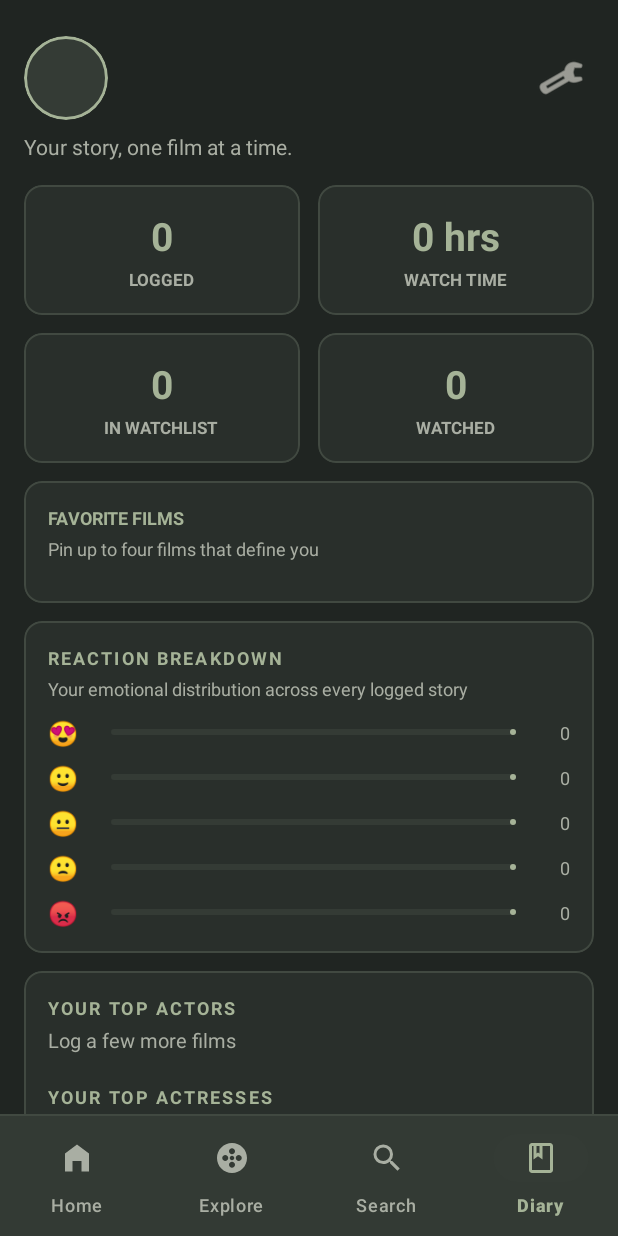
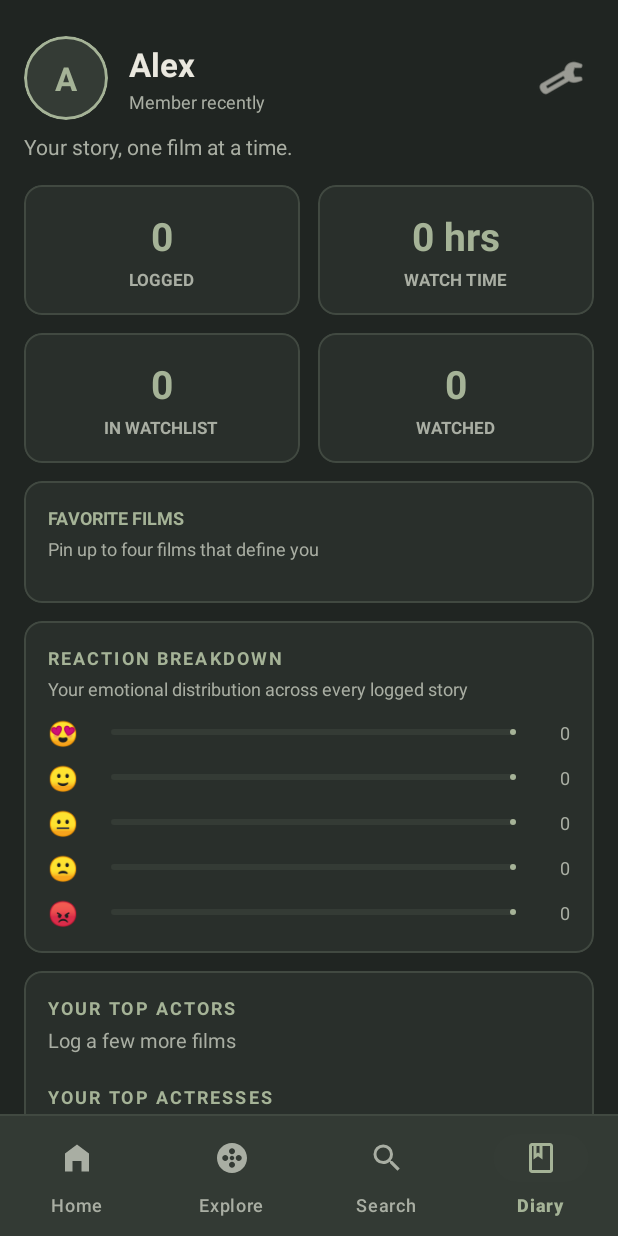
Before and after one commit to gurusainathp/Movieed, an Android app: the screen it shows after launch (MainActivity), item 4 of the bottom bar chosen, on a phone screen of 412 x 824 dp. Run offline under Robolectric (Android 15) with nearby library versions, the phone set to English and light mode, and no system bars; our stand-ins replace Room's generated code; pictures from the network do not load.

Commit message:
Update profile header, genre bubble visibility animation, and edit profile UI

```diff
--- a/app/src/main/AndroidManifest.xml
+++ b/app/src/main/AndroidManifest.xml
@@ -31,6 +31,10 @@
             android:name=".ui.person.PersonDetailsActivity"
             android:exported="false"
             android:theme="@style/Theme.Movieed" />
+        <activity
+            android:name=".ui.profile.EditProfileActivity"
+            android:exported="false"
+            android:theme="@style/Theme.Movieed" />
     </application>
 
 </manifest>
--- a/app/src/main/java/com/gurusainathp/movieed/data/local/dao/MovieLogDao.java
+++ b/app/src/main/java/com/gurusainathp/movieed/data/local/dao/MovieLogDao.java
@@ -38,4 +38,7 @@ public interface MovieLogDao {
     @Transaction
     @Query("SELECT * FROM movie_logs ORDER BY createdAt DESC, id DESC")
     LiveData<List<MovieLogWithDetails>> getAllLogsWithDetails();
+
+    @Query("SELECT MIN(createdAt) FROM movie_logs")
+    LiveData<Long> getFirstLogTimestamp();
 }
--- a/app/src/main/java/com/gurusainathp/movieed/data/repository/MovieRepository.java
+++ b/app/src/main/java/com/gurusainathp/movieed/data/repository/MovieRepository.java
@@ -44,6 +44,10 @@ public class MovieRepository {
 
     public LiveData<List<MovieLogWithDetails>> getAllLogsWithDetails() {
         return allLogsWithDetails;
+    }
+
+    public LiveData<Long> getFirstLogTimestamp() {
+        return movieLogDao.getFirstLogTimestamp();
     }
 
     public LiveData<MovieEntity> getMovieByTmdbId(int tmdbId) {
--- a/app/src/main/java/com/gurusainathp/movieed/ui/profile/GenreBubbleView.java
+++ b/app/src/main/java/com/gurusainathp/movieed/ui/profile/GenreBubbleView.java
@@ -153,28 +153,20 @@ public class GenreBubbleView extends View {
             }
         }
 
-        // The ViewModel may re-emit identical data; don't replay the animation for that.
-        boolean unchanged = sameData(next, data);
         data.clear();
         data.addAll(next);
         updateContentDescription();
         computeLayout();
 
-        if (!unchanged) {
-            if (animator != null) animator.cancel();
-            animProgress = data.isEmpty() ? 1f : 0f;
-            animationPending = !data.isEmpty();   // starts when scrolled into view
+        if (!data.isEmpty()) {
+            animationPending = true;
+            animProgress = 0f;
+            invalidate();
+        } else {
+            animationPending = false;
+            animProgress = 1f;
+            invalidate();
         }
-        invalidate();
-    }
-
-    private static boolean sameData(List<Bubble> a, List<Bubble> b) {
-        if (a.size() != b.size()) return false;
-        for (int i = 0; i < a.size(); i++) {
-            if (!a.get(i).label.equals(b.get(i).label)
-                    || Math.round(a.get(i).value) != Math.round(b.get(i).value)) return false;
-        }
-        return true;
     }
 
     // ---- Measure / layout ----------------------------------------------
--- a/app/src/main/java/com/gurusainathp/movieed/ui/profile/ProfileFragment.java
+++ b/app/src/main/java/com/gurusainathp/movieed/ui/profile/ProfileFragment.java
@@ -38,6 +38,11 @@ public class ProfileFragment extends Fragment {
     private ProfileViewModel viewModel;
     private DiaryViewModel diaryViewModel;
 
+    private View cardAvatar;
+    private TextView tvAvatarInitial;
+    private TextView tvProfileHeader;
+    private TextView tvMemberSince;
+
     private TextView tvTotalFilms;
     private TextView tvWatchTime;
     private TextView tvInWatchlist;
@@ -60,7 +65,7 @@ public class ProfileFragment extends Fragment {
     private ProfileCastAdapter directorAdapter;
     private ProfileCastAdapter composerAdapter;
     private HomeMovieAdapter decadeMoviesAdapter;
-    private com.gurusainathp.movieed.ui.profile.GenreBubbleView bubbleTopGenres;
+    private GenreBubbleView bubbleTopGenres;
 
     private LinearProgressIndicator progressLove;
     private LinearProgressIndicator progressLike;
@@ -93,6 +98,13 @@ public class ProfileFragment extends Fragment {
 
         initViews(view);
         setupRecyclerViews();
+        loadUserData();
+    }
+
+    @Override
+    public void onResume() {
+        super.onResume();
+        loadUserData();
 
         // Setup Diary Pager inside ProfileFragment
         DiaryPagerAdapter diaryPagerAdapter = new DiaryPagerAdapter(this);
@@ -110,6 +122,18 @@ public class ProfileFragment extends Fragment {
     }
 
     private void initViews(View view) {
+        cardAvatar = view.findViewById(R.id.card_avatar);
+        tvAvatarInitial = view.findViewById(R.id.tv_avatar_initial);
+        tvProfileHeader = view.findViewById(R.id.tv_profile_header);
+        tvMemberSince = view.findViewById(R.id.tv_member_since);
+
+        if (cardAvatar != null) {
+            cardAvatar.setOnClickListener(v -> EditProfileActivity.launch(requireContext()));
+        }
+        if (tvProfileHeader != null) {
+            tvProfileHeader.setOnClickListener(v -> EditProfileActivity.launch(requireContext()));
+        }
+
         tvTotalFilms = view.findViewById(R.id.tv_stat_total_films);
         tvWatchTime = view.findViewById(R.id.tv_stat_watch_time);
         tvInWatchlist = view.findViewById(R.id.tv_stat_in_watchlist);
@@ -290,6 +314,25 @@ public class ProfileFragment extends Fragment {
             }
             bubbleTopGenres.setData(bubbles);
         });
+
+        viewModel.getMemberSince().observe(getViewLifecycleOwner(), memberSince -> {
+            if (tvMemberSince != null && memberSince != null) {
+                tvMemberSince.setText(memberSince);
+            }
+        });
+    }
+
+    private void loadUserData() {
+        if (getContext() == null) return;
+        android.content.SharedPreferences prefs = getContext().getSharedPreferences(EditProfileActivity.PREF_NAME, android.content.Context.MODE_PRIVATE);
+        String name = prefs.getString(EditProfileActivity.KEY_USER_NAME, "Alex");
+        if (tvProfileHeader != null) {
+            tvProfileHeader.setText(name);
+        }
+        if (tvAvatarInitial != null) {
+            String initial = !name.isEmpty() ? name.substring(0, 1).toUpperCase() : "A";
+            tvAvatarInitial.setText(initial);
+        }
     }
 
     private void updateReactionRow(LinearProgressIndicator progress, TextView tvCount, Integer countObj, int maxCount) {
--- a/app/src/main/res/layout/fragment_profile.xml
+++ b/app/src/main/res/layout/fragment_profile.xml
@@ -39,6 +39,7 @@
                     android:orientation="horizontal">
 
                     <com.google.android.material.card.MaterialCardView
+                        android:id="@+id/card_avatar"
                         android:layout_width="56dp"
                         android:layout_height="56dp"
                         app:cardBackgroundColor="@color/movieed_surface_elevated"
```
Also changed, not shown: app/src/main/java/com/gurusainathp/movieed/domain/AppPreloader.java (added, +88 -0 lines), app/src/main/java/com/gurusainathp/movieed/ui/profile/EditProfileActivity.java (added, +65 -0 lines), app/src/main/java/com/gurusainathp/movieed/ui/profile/ProfileViewModel.java (+19 -0 lines), app/src/main/res/layout/activity_edit_profile.xml (added, +45 -0 lines).
